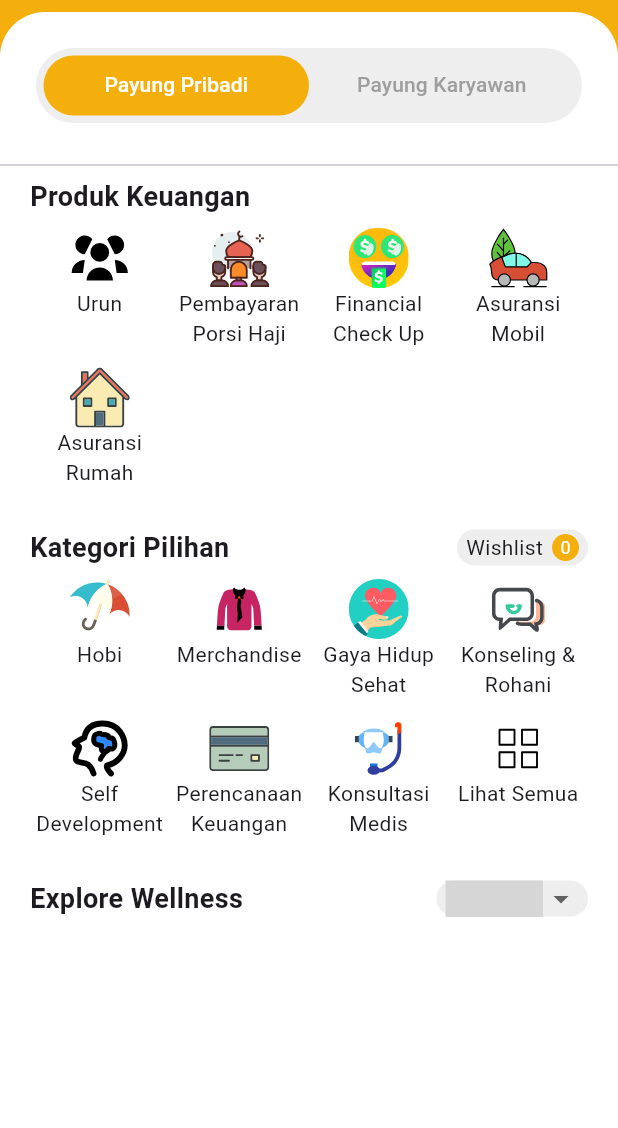
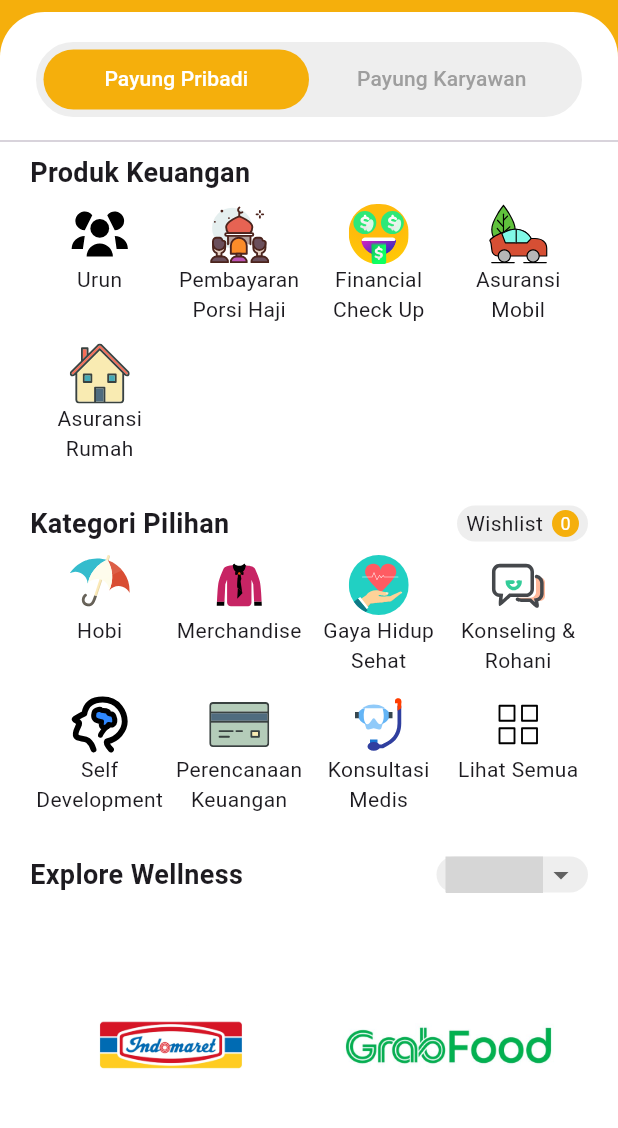
Before and after one commit to fauzipadlaw/payuung_clone, a Flutter app: the screen it shows after launch, on a phone screen of 412 x 824 dp, the part 66-1194 px from its top. Run offline on Flutter 3.47's test engine with Material 3 defaults, Android fonts, the phone set to English and light mode, and no system bars; our stand-ins replace flutter_svg; missing offline and left inert: text_marquee; grey boxes are pictures that could not be loaded.

Commit message:
done: homepage UI

```diff
--- /dev/null
+++ b/lib/models/wellness.dart
@@ -0,0 +1,37 @@
+class Wellness {
+  final String? title;
+  final String? image;
+  final double? discount;
+  final double? oldPrice;
+  final double? price;
+
+  Wellness({
+    required this.image,
+    required this.title,
+    this.discount,
+    this.oldPrice,
+    required this.price,
+  });
+}
+
+final List<Wellness> dummy = [
+  Wellness(
+      title: 'Voucher Indomaret Rp25.000',
+      price: 25000,
+      image: 'indomaret.png'),
+  Wellness(
+      title: 'Voucher GrabFood Rp50.000',
+      price: 49000,
+      image: 'grab.png',
+      oldPrice: 50000,
+      discount: 3),
+  Wellness(title: 'Voucher Gojek Rp25.000', price: 25000, image: 'gojek.png'),
+  Wellness(title: 'Voucher H&M p25.000', price: 25000, image: 'hm.png'),
+  Wellness(
+      title: 'Voucher Alfamart Rp25.000',
+      price: 30000,
+      discount: 11,
+      oldPrice: 32000,
+      image: 'alfamart.png'),
+  Wellness(title: 'Voucher GrabFood Rp25.000', price: 25000, image: 'grab.png'),
+];
--- a/lib/presentation/home/components/grid_image.dart
+++ b/lib/presentation/home/components/grid_image.dart
@@ -1,10 +1,58 @@
 import 'package:flutter/material.dart';
+import 'package:payuung_clone/models/wellness.dart';
+import 'package:payuung_clone/utils/helpers.dart';
 
 class GridIImage extends StatelessWidget {
-  const GridIImage({super.key});
+  final Wellness wellness;
+  const GridIImage({super.key, required this.wellness});
 
   @override
   Widget build(BuildContext context) {
-    return const Placeholder();
+    return Padding(
+      padding: const EdgeInsets.all(8.0),
+      child: Column(
+        crossAxisAlignment: CrossAxisAlignment.start,
+        children: [
+          Align(
+            alignment: Alignment.center,
+            child: SizedBox(
+              child: Image.asset(
+                'assets/images/${wellness.image}',
+                fit: BoxFit.fitWidth,
+              ),
+            ),
+          ),
+          const SizedBox(height: 8),
+          Text(
+            wellness.title ?? '',
+            maxLines: 2,
+            overflow: TextOverflow.ellipsis,
+            style: const TextStyle(fontSize: 14),
+          ),
+          const SizedBox(height: 10),
+          if (wellness.discount != null && wellness.oldPrice != null)
+            Row(
+              children: [
+                Text(
+                  Helpers.formatToRpCurrency(wellness.oldPrice ?? 0),
+                  style: const TextStyle(
+                    fontSize: 12,
+                    decoration: TextDecoration.lineThrough,
+                  ),
+                ),
+                const SizedBox(width: 4),
+                Text(
+                  '${wellness.discount?.round()}% OFF',
+                  style: const TextStyle(fontSize: 12, color: Colors.red),
+                ),
+              ],
+            ),
+          Text(
+            Helpers.formatToRpCurrency(wellness.price ?? 0),
+            style: const TextStyle(fontSize: 14),
+          ),
+        ],
+      ),
+    );
   }
 }
--- a/lib/presentation/home/components/home_content.dart
+++ b/lib/presentation/home/components/home_content.dart
@@ -14,6 +14,7 @@ class _HomeContentState extends State<HomeContent> {
   @override
   Widget build(BuildContext context) {
     return Container(
+      padding: const EdgeInsets.symmetric(vertical: 20),
       decoration: const BoxDecoration(
         color: Colors.white,
         borderRadius: BorderRadius.only(
@@ -21,8 +22,6 @@ class _HomeContentState extends State<HomeContent> {
           topRight: Radius.circular(30),
         ),
       ),
-      child: Padding(
-        padding: const EdgeInsets.symmetric(vertical: 24),
       child: Column(
         mainAxisAlignment: MainAxisAlignment.start,
         children: [
@@ -58,23 +57,15 @@ class _HomeContentState extends State<HomeContent> {
             ),
           ),
           const Padding(
-              padding: EdgeInsets.only(top: 20.0),
+            padding: EdgeInsets.only(top: 8.0),
             child: Divider(),
           ),
-            Expanded(
-              child: Builder(builder: (_) {
-                switch (widget.tabController.index) {
-                  case 0:
-                    return const PersonalPayuungContent();
-                  case 1:
-                    return Container();
-                  default:
-                    return const PersonalPayuungContent();
-                }
-              }),
-            ),
+          widget.tabController.index == 0
+              ? const Expanded(
+                  child: PersonalPayuungContent(),
+                )
+              : Container(),
         ],
-        ),
       ),
     );
   }
--- a/lib/presentation/home/components/personal_payuung_content.dart
+++ b/lib/presentation/home/components/personal_payuung_content.dart
@@ -1,5 +1,7 @@
 import 'package:flutter/material.dart';
+import 'package:payuung_clone/models/wellness.dart';
 import 'package:payuung_clone/presentation/home/components/grid_icon.dart';
+import 'package:payuung_clone/presentation/home/components/grid_image.dart';
 import 'package:payuung_clone/presentation/home/components/section_title.dart';
 import 'package:payuung_clone/utils/colors.dart';
 import 'package:text_marquee/text_marquee.dart';
@@ -26,6 +28,7 @@ class _PersonalPayuungContentState extends State<PersonalPayuungContent> {
       alignment: Alignment.topCenter,
       padding: const EdgeInsets.symmetric(horizontal: 20),
       child: Column(
+        crossAxisAlignment: CrossAxisAlignment.center,
         children: [
           const Padding(
             padding: EdgeInsets.only(bottom: 8.0),
@@ -109,8 +112,7 @@ class _PersonalPayuungContentState extends State<PersonalPayuungContent> {
                     value: _dropdownValue,
                     icon: const Icon(Icons.arrow_drop_down),
                     elevation: 20,
-                      style:
-                          const TextStyle(fontSize: 12, color: Colors.black87),
+                    style: const TextStyle(fontSize: 12, color: Colors.black87),
                     isDense: true,
                     onChanged: (String? value) {
                       setState(() {
@@ -158,7 +160,20 @@ class _PersonalPayuungContentState extends State<PersonalPayuungContent> {
                   ),
                 ),
               ),
-              )),
+            ),
+          ),
+          Expanded(
+            child: SizedBox(
+              height: (dummy.length + 1) / 2 * 300,
+              child: GridView.count(
+                  physics: const NeverScrollableScrollPhysics(),
+                  crossAxisCount: 2,
+                  childAspectRatio: 1 / 1.5,
+                  children: List.generate(dummy.length, (index) {
+                    return GridIImage(wellness: dummy[index]);
+                  })),
+            ),
+          ),
         ],
       ),
     );
--- a/lib/presentation/home/home_page.dart
+++ b/lib/presentation/home/home_page.dart
@@ -21,8 +21,8 @@ class _HomePageState extends State<HomePage>
 
   @override
   Widget build(BuildContext context) {
-    final size = MediaQuery.of(context).size;
     return Scaffold(
+      backgroundColor: Colors.white,
       appBar: const PreferredSize(
         preferredSize: Size.fromHeight(52),
         child: HomeAppBar(),
@@ -42,9 +42,7 @@ class _HomePageState extends State<HomePage>
               ]),
         ),
         child: SingleChildScrollView(
-          child: SizedBox(
-            height: size.height,
-            width: size.width,
+          child: IntrinsicHeight(
             child: HomeContent(
               tabController: _tabController,
             ),
--- a/lib/utils/helpers.dart
+++ b/lib/utils/helpers.dart
@@ -1 +1,8 @@
-class Helpers {}
+import 'package:intl/intl.dart';
+
+class Helpers {
+  static String formatToRpCurrency(double amount) {
+    var rpFormat = NumberFormat.currency(locale: "id_ID", symbol: "Rp ");
+    return rpFormat.format(amount);
+  }
+}
--- a/pubspec.yaml
+++ b/pubspec.yaml
@@ -37,6 +37,7 @@ dependencies:
   cupertino_icons: ^1.0.8
   flutter_svg: ^2.0.10+1
   text_marquee: ^0.0.2
+  intl: ^0.19.0
 
 dev_dependencies:
   flutter_test:
```
Also changed, not shown: assets/images/grab.png, pubspec.lock. Lines whose indentation alone changed are shown as unchanged.
